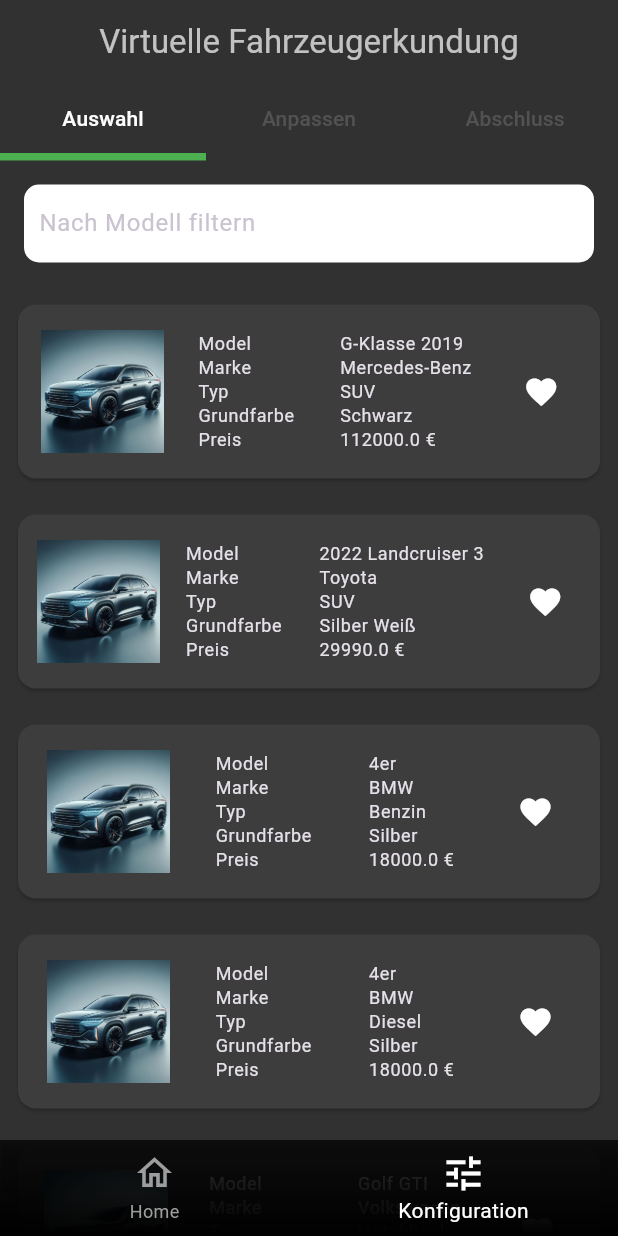
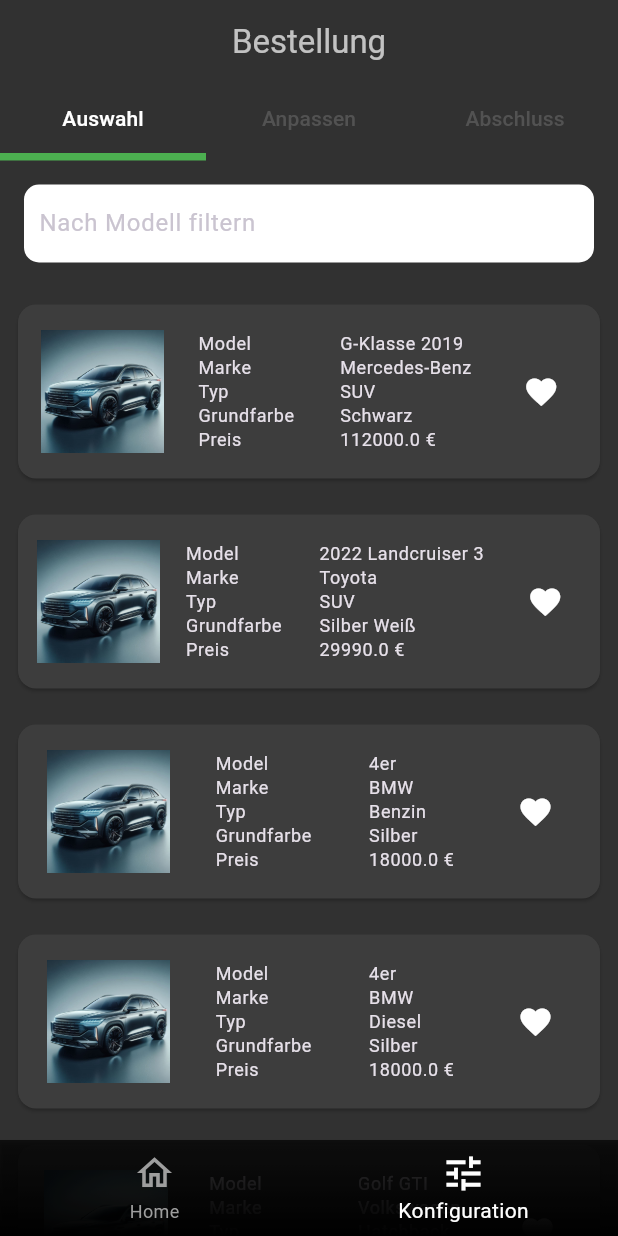
Before and after one commit to timhegi/virtuelle_fahrzeugerkundung, a Flutter app: the screen it shows after launch, item 2 of the bottom bar chosen, on a phone screen of 412 x 824 dp. Run offline on Flutter 3.47's test engine with Material 3 defaults, Android fonts, the phone set to English and light mode, and no system bars; our stand-ins replace fluttertoast, hive, hive_flutter; missing offline and left inert: model_viewer_plus; accounts and stored records are empty.

Commit message:
Titel in der Appbar wird in Abhängigkeit von Favoritenliste und Bestellung angezeigt

```diff
--- a/lib/views/configurationView.dart
+++ b/lib/views/configurationView.dart
@@ -98,7 +98,7 @@ class _ConfigurationViewState extends State<ConfigurationView>
       home: Scaffold(
         appBar: AppBar(
           centerTitle: true,
-          title: const Text('Virtuelle Fahrzeugerkundung'),
+          title: (_selectedBottomNavIndex == 0) ? Text("Meine Autos") : Text("Bestellung"),
           bottom: _selectedBottomNavIndex == 1
               ? TabBar(
                   controller: _tabController,
```
